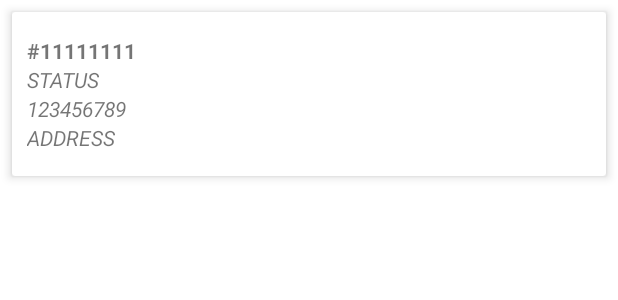
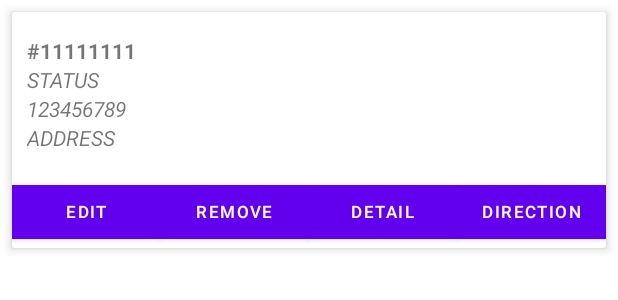
Before and after one commit to Kerem-Kaplan/AndroidAppEatItServer, an Android app: the layout order_layout.xml on its own in the app's theme, with its tools: preview values and no code run, on a phone screen of 412 x 824 dp. Shown: the top 300 px of the screen. Run offline under Robolectric (Android 15) with nearby library versions, the phone set to English and light mode, and no system bars.

Commit message:
server side - fixed show order details

```diff
--- a/app/src/main/res/layout/order_layout.xml
+++ b/app/src/main/res/layout/order_layout.xml
@@ -5,6 +5,11 @@
     android:layout_height="wrap_content"
     android:layout_margin="8dp"
     app:cardElevation="4dp">
+
+    <LinearLayout
+        android:layout_width="match_parent"
+        android:layout_height="match_parent"
+        android:orientation="vertical">
 
         <LinearLayout
             android:layout_width="match_parent"
@@ -64,4 +69,54 @@
 
         </LinearLayout>
 
+        <LinearLayout
+            android:layout_width="match_parent"
+            android:layout_height="wrap_content"
+            android:layout_weight="4"
+            android:orientation="horizontal">
+
+            <Button
+                android:id="@+id/btnEdit"
+                android:layout_width="0dp"
+                android:layout_height="wrap_content"
+                android:layout_weight="1"
+                android:text="Edit"
+                android:textSize="11dp"
+                app:buttonColor="@android:color/white"
+                app:cornerRadius="0dp" />
+
+            <Button
+                android:id="@+id/btnRemove"
+                android:layout_width="0dp"
+                android:layout_height="wrap_content"
+                android:layout_weight="1"
+                android:text="Remove"
+                android:textSize="11dp"
+                app:buttonColor="@android:color/white"
+                app:cornerRadius="0dp" />
+
+            <Button
+                android:id="@+id/btnDetail"
+                android:layout_width="0dp"
+                android:layout_height="wrap_content"
+                android:layout_weight="1"
+                android:text="Detail"
+                android:textSize="11dp"
+                app:buttonColor="@android:color/white"
+                app:cornerRadius="0dp" />
+
+            <Button
+                android:id="@+id/btnDirection"
+                android:layout_width="0dp"
+                android:layout_height="wrap_content"
+                android:layout_weight="1"
+                android:text="Direction"
+                android:textSize="11dp"
+                app:buttonColor="@android:color/white"
+                app:cornerRadius="0dp" />
+
+        </LinearLayout>
+    </LinearLayout>
+
+
 </androidx.cardview.widget.CardView>
```
Also changed, not shown: app/src/main/java/dev/krm/androidappeatitserver/OrderStatus.java (+32 -23 lines), app/src/main/java/dev/krm/androidappeatitserver/ViewHolder/OrderViewHolder.java (+11 -28 lines). Lines whose indentation alone changed are shown as unchanged.
